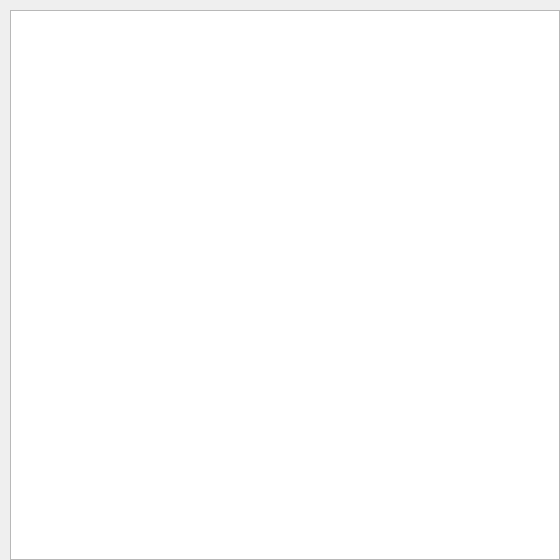
First picture: the form in q3D2DDisplayImgDlg.ui, repository IdeGelis/q3D2D, before the edit.
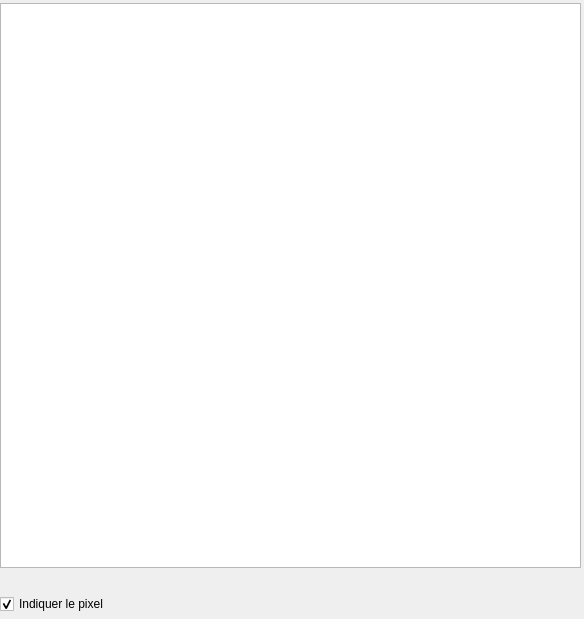
Second picture: the form after the edit.

Diff of the .ui file:
```diff
--- a/q3D2DDisplayImgDlg.ui
+++ b/q3D2DDisplayImgDlg.ui
@@ -6,25 +6,55 @@
    <rect>
     <x>0</x>
     <y>0</y>
-    <width>560</width>
-    <height>560</height>
+    <width>584</width>
+    <height>619</height>
    </rect>
   </property>
   <property name="windowTitle">
    <string>Dialog</string>
   </property>
-  <widget class="QGraphicsView" name="graphicsView">
+  <widget class="QWidget" name="">
    <property name="geometry">
     <rect>
-     <x>10</x>
-     <y>10</y>
-     <width>550</width>
-     <height>550</height>
+     <x>0</x>
+     <y>3</y>
+     <width>581</width>
+     <height>611</height>
     </rect>
    </property>
-   <property name="mouseTracking">
-    <bool>true</bool>
-   </property>
+   <layout class="QGridLayout" name="gridLayout">
+    <item row="0" column="0" colspan="2">
+     <widget class="QGraphicsView" name="graphicsView">
+      <property name="mouseTracking">
+       <bool>true</bool>
+      </property>
+     </widget>
+    </item>
+    <item row="2" column="1">
+     <widget class="QLabel" name="label">
+      <property name="text">
+       <string/>
+      </property>
+     </widget>
+    </item>
+    <item row="2" column="0">
+     <widget class="QCheckBox" name="checkBox_marker">
+      <property name="text">
+       <string>Indiquer le pixel</string>
+      </property>
+      <property name="checked">
+       <bool>true</bool>
+      </property>
+     </widget>
+    </item>
+    <item row="1" column="0">
+     <widget class="QLabel" name="label_2">
+      <property name="text">
+       <string/>
+      </property>
+     </widget>
+    </item>
+   </layout>
   </widget>
  </widget>
  <resources/>
```
